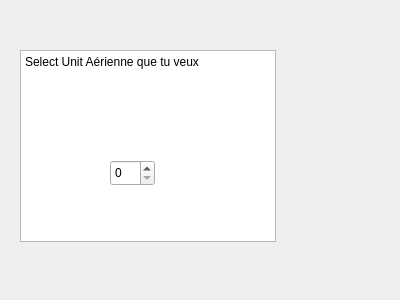
This is dialogbuyair.ui in karamandrew/Arnianletricozor as Qt 5 draws it before an edit. The edited form follows.
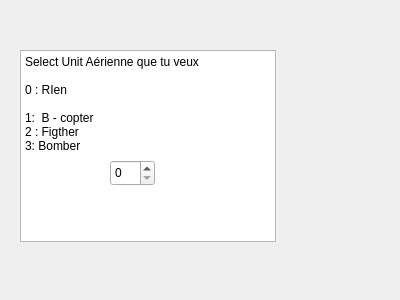
This is the edited form.

Commit message: Production des unités : FONCTIONNE

The edit to the form file:
```diff
--- a/dialogbuyair.ui
+++ b/dialogbuyair.ui
@@ -27,7 +27,13 @@
 &lt;html&gt;&lt;head&gt;&lt;meta name=&quot;qrichtext&quot; content=&quot;1&quot; /&gt;&lt;style type=&quot;text/css&quot;&gt;
 p, li { white-space: pre-wrap; }
 &lt;/style&gt;&lt;/head&gt;&lt;body style=&quot; font-family:'Noto Sans'; font-size:9pt; font-weight:400; font-style:normal;&quot;&gt;
-&lt;p style=&quot; margin-top:0px; margin-bottom:0px; margin-left:0px; margin-right:0px; -qt-block-indent:0; text-indent:0px;&quot;&gt;Select Unit Aérienne que tu veux &lt;/p&gt;&lt;/body&gt;&lt;/html&gt;</string>
+&lt;p style=&quot; margin-top:0px; margin-bottom:0px; margin-left:0px; margin-right:0px; -qt-block-indent:0; text-indent:0px;&quot;&gt;Select Unit Aérienne que tu veux &lt;/p&gt;
+&lt;p style=&quot;-qt-paragraph-type:empty; margin-top:0px; margin-bottom:0px; margin-left:0px; margin-right:0px; -qt-block-indent:0; text-indent:0px;&quot;&gt;&lt;br /&gt;&lt;/p&gt;
+&lt;p style=&quot; margin-top:0px; margin-bottom:0px; margin-left:0px; margin-right:0px; -qt-block-indent:0; text-indent:0px;&quot;&gt;0 : RIen &lt;/p&gt;
+&lt;p style=&quot;-qt-paragraph-type:empty; margin-top:0px; margin-bottom:0px; margin-left:0px; margin-right:0px; -qt-block-indent:0; text-indent:0px;&quot;&gt;&lt;br /&gt;&lt;/p&gt;
+&lt;p style=&quot; margin-top:0px; margin-bottom:0px; margin-left:0px; margin-right:0px; -qt-block-indent:0; text-indent:0px;&quot;&gt;1:  B - copter &lt;/p&gt;
+&lt;p style=&quot; margin-top:0px; margin-bottom:0px; margin-left:0px; margin-right:0px; -qt-block-indent:0; text-indent:0px;&quot;&gt;2 : Figther&lt;/p&gt;
+&lt;p style=&quot; margin-top:0px; margin-bottom:0px; margin-left:0px; margin-right:0px; -qt-block-indent:0; text-indent:0px;&quot;&gt;3: Bomber&lt;/p&gt;&lt;/body&gt;&lt;/html&gt;</string>
    </property>
   </widget>
   <widget class="QSpinBox" name="spinBox">
```
The commit also changes 4 other files.
